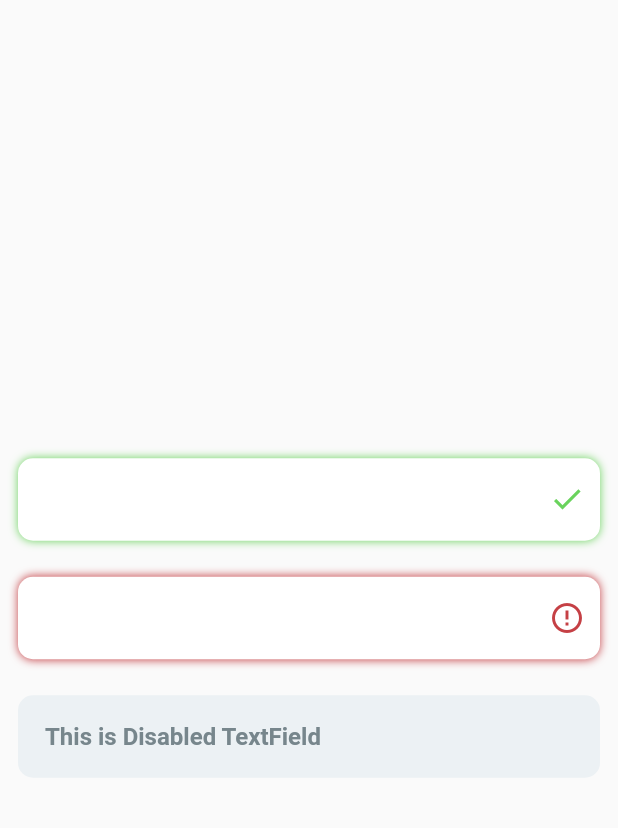
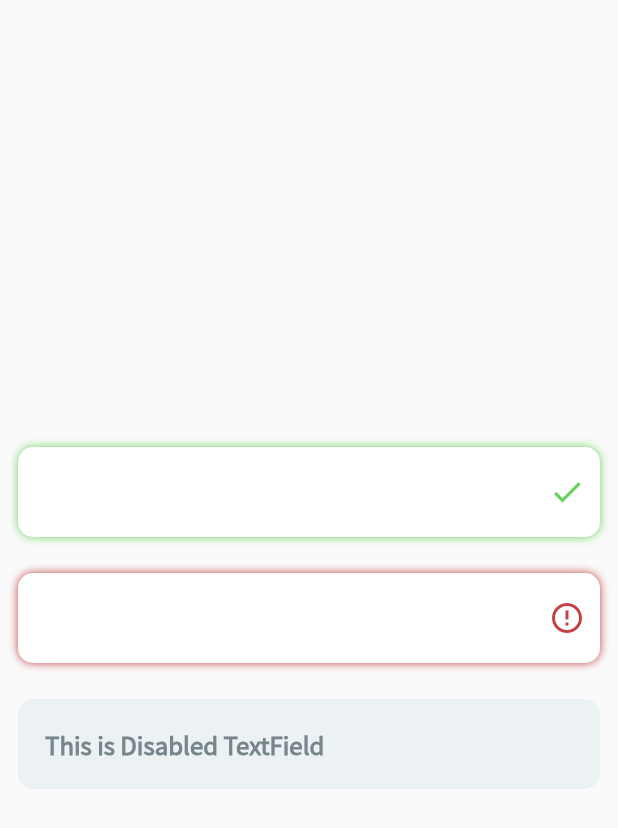
Before and after one commit to ketanchoyal/Sub-Track, a Flutter app: the screen it shows after launch, on a phone screen of 412 x 824 dp. Shown: the top 828 px of the screen. Run offline on Flutter 3.47's test engine with Material 2 defaults, Android fonts, the light colour scheme and no system bars; our stand-ins replace stacked.

Commit message:
FontFamily added

```diff
--- a/lib/ui/shared/styles.dart
+++ b/lib/ui/shared/styles.dart
@@ -4,58 +4,59 @@
 
 const TextStyle kMainStyle = TextStyle(fontFamily: "NotoSansKR");
 
-const TextStyle kBoardingTitleStyle = TextStyle(
+TextStyle kBoardingTitleStyle = kMainStyle.copyWith(
   color: AppColor.STAccent,
   fontSize: kTitleTextSize,
   fontWeight: FontWeightX.black,
   letterSpacing: 2,
 );
 
-const TextStyle kTitleStyle = TextStyle(
+TextStyle kTitleStyle = kMainStyle.copyWith(
   color: AppColor.STGrey,
   fontSize: kTitleTextSize,
   fontWeight: FontWeightX.bold,
   letterSpacing: -2,
 );
 
-const TextStyle kHeader2Style = TextStyle(
+TextStyle kHeader2Style = kMainStyle.copyWith(
   fontSize: kHeader2TextSize,
   fontWeight: FontWeightX.bold,
   letterSpacing: -2,
 );
 
-const TextStyle kHeader3Style = TextStyle(
+TextStyle kHeader3Style = kMainStyle.copyWith(
   fontSize: kHeader3TextSize,
   fontWeight: FontWeightX.bold,
 );
 
-const TextStyle kBodyLargeStyle = TextStyle(
+TextStyle kBodyLargeStyle = kMainStyle.copyWith(
   fontSize: kBodyLargeTextSize,
   fontWeight: FontWeightX.medium,
 );
 
-const TextStyle kBodyStyle = TextStyle(
+TextStyle kBodyStyle = kMainStyle.copyWith(
   fontSize: kBodyTextSize,
   fontWeight: FontWeightX.regular,
 );
 
-const TextStyle kBodyBoldStyle = TextStyle(
+TextStyle kBodyBoldStyle = kMainStyle.copyWith(
   fontSize: kBodyTextSize,
+  // fontFamily: "NotoSansKR",
   fontWeight: FontWeightX.bold,
 );
 
-const TextStyle kSmallStyle = TextStyle(
+TextStyle kSmallStyle = kMainStyle.copyWith(
   fontSize: kSmallTextSize,
   fontWeight: FontWeightX.medium,
 );
 
-const TextStyle kPreTitleStyle = TextStyle(
+TextStyle kPreTitleStyle = kMainStyle.copyWith(
   fontSize: kPreTitleTextSize,
   fontWeight: FontWeightX.bold,
   letterSpacing: 3,
 );
 
-const TextStyle kNavigationStyle = TextStyle(
+TextStyle kNavigationStyle = kMainStyle.copyWith(
   fontSize: kNavigationBarTextSize,
   fontWeight: FontWeightX.bold,
 );
```
